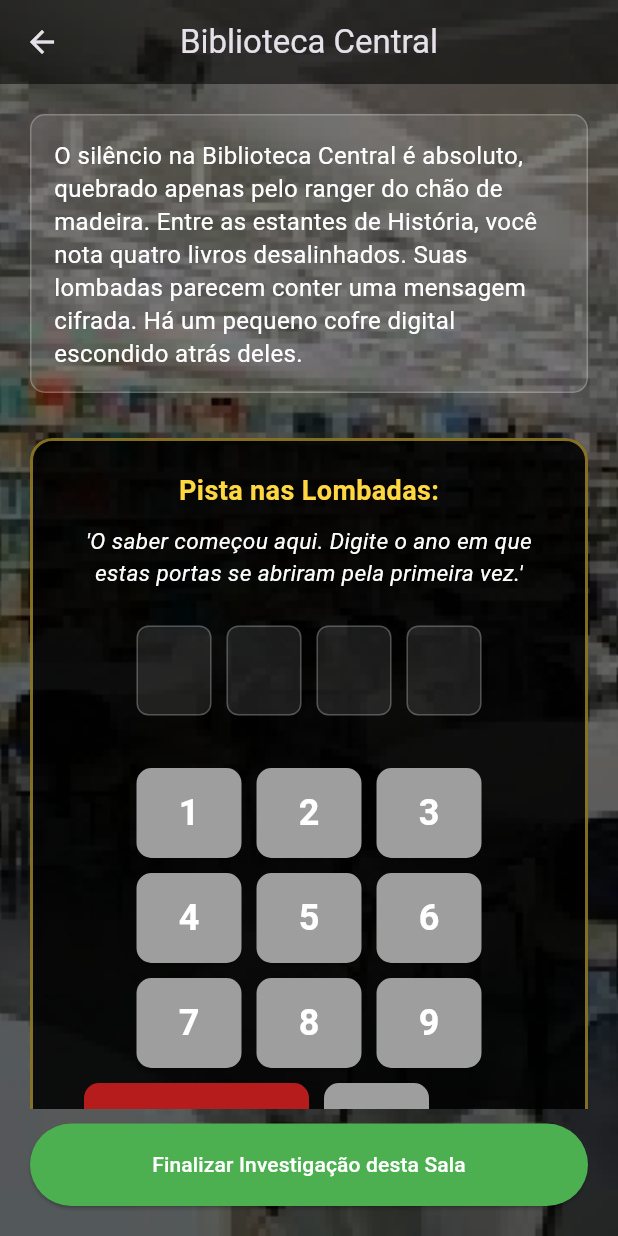
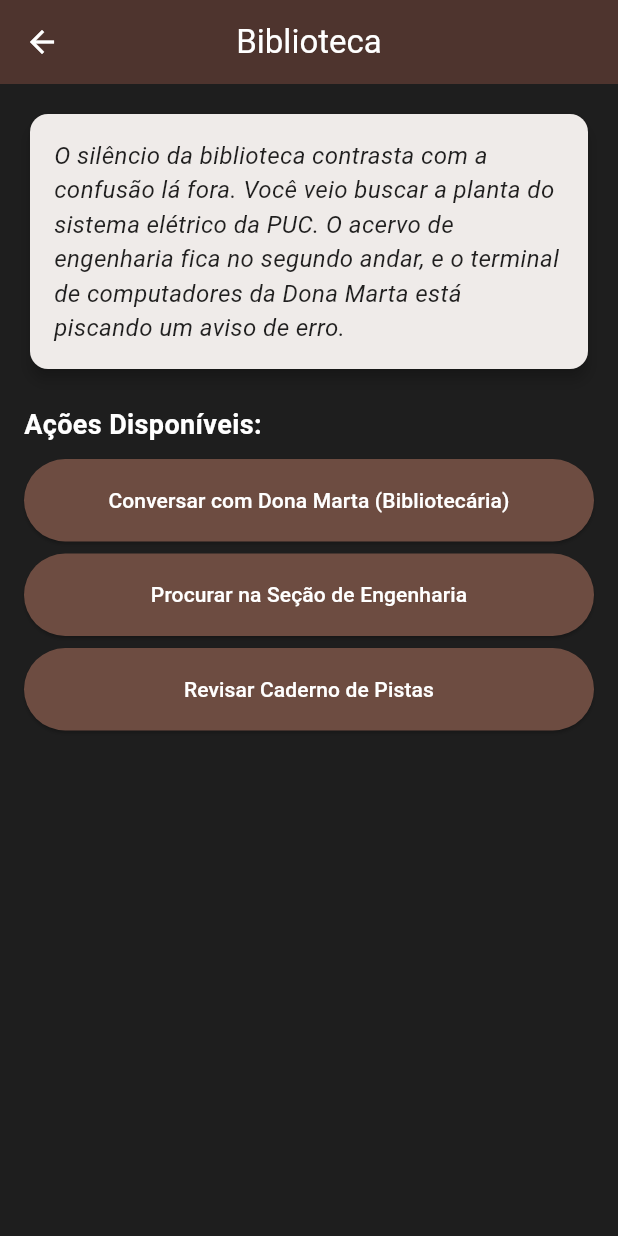
Before and after one commit to PedroMarchetti-git/Projeto_Integrador_III, a Flutter app: the BibliotecaScreen screen opened directly, on a phone screen of 412 x 824 dp. Run offline on Flutter 3.47's test engine with Material 3 defaults, Android fonts, the phone set to English and light mode, and no system bars; our stand-ins replace cloud_firestore, firebase_auth, firebase_core, firebase_database, geolocator; accounts and stored records are empty.

Commit message:
fix: update raioMetros values in ambientes_mock.dart and enhance feedback in game_state.dart and biblioteca_screen.dart

```diff
--- a/lib/data/ambientes_mock.dart
+++ b/lib/data/ambientes_mock.dart
@@ -8,7 +8,7 @@ final List<Ambiente> ambientes = [
     descricao: "Local onde o apagão começou.",
     latitude: -22.832833,
     longitude: -47.052566,
-    raioMetros: 30,
+    raioMetros: 60,
     desbloqueado: false,
   ),
 
@@ -18,7 +18,7 @@ final List<Ambiente> ambientes = [
     descricao: "Lugar silencioso, onde a bibliotecária trabalha.",
     latitude: -22.833897,
     longitude: -47.051852,
-    raioMetros: 30,
+    raioMetros: 40,
     desbloqueado: false,
   ),
 
@@ -28,7 +28,7 @@ final List<Ambiente> ambientes = [
     descricao: "Lugar geralmente cheio, onde as conversas se espalham.",
     latitude: -22.833096,
     longitude:  -47.052297,
-    raioMetros: 50,
+    raioMetros: 60,
     desbloqueado: false,
   ),
 
@@ -38,7 +38,7 @@ final List<Ambiente> ambientes = [
     descricao: "Algo de estranho aconteceu aqui, dizem que o professor de história viu algo suspeito.",
     latitude:  -22.833763,
     longitude: -47.051906,
-    raioMetros: 30,
+    raioMetros: 40,
     desbloqueado: false,
   ),
 
@@ -48,7 +48,7 @@ final List<Ambiente> ambientes = [
     descricao: "Deve ter algum aparelho que possa ter causado o apagão, ou alguém que tenha visto algo.",
     latitude: -22.832446,
     longitude: -47.051259,
-    raioMetros: 50,
+    raioMetros: 60,
     desbloqueado: false,
   )
 ];
--- a/lib/screens/investigation/biblioteca_screen.dart
+++ b/lib/screens/investigation/biblioteca_screen.dart
@@ -10,130 +10,120 @@ class BibliotecaScreen extends StatefulWidget {
 }
 
 class _BibliotecaScreenState extends State<BibliotecaScreen> {
-  // Variáveis do Minigame
-  final String _codigoCorreto = "1968"; // Ex: Ano de fundação da PUC Campinas
-  String _codigoDigitado = "";
-  bool _feedbackVisivel = false;
-  bool _progressoSalvo = false;
+  String currentDialogue = "";
+
+  // Variável para controlar se o minigame já foi vencido
+  bool terminalDesbloqueado = false;
 
   @override
   void initState() {
     super.initState();
-    // Registra que o jogador visitou a biblioteca
     WidgetsBinding.instance.addPostFrameCallback((_) {
-      Provider.of<GameState>(context, listen: false).visitLocation('biblioteca');
+      _initializeLocation();
     });
   }
 
-  // Função para lidar com a digitação dos números
-  void _addNumero(String numero) {
-    if (_codigoDigitado.length < 4) {
-      setState(() {
-        _codigoDigitado += numero;
-        _feedbackVisivel = false; // Esconde feedback de erro anterior
-      });
-    }
-
-    // Se completou 4 dígitos, verifica automaticamente
-    if (_codigoDigitado.length == 4) {
-      _verificarCodigo();
-    }
-  }
-
-  void _limpar() {
+  void _initializeLocation() {
+    final gameState = Provider.of<GameState>(context, listen: false);
+    gameState.visitLocation('biblioteca');
     setState(() {
-      _codigoDigitado = "";
-      _feedbackVisivel = false;
+      currentDialogue = _getInitialDescription();
     });
   }
 
-  void _verificarCodigo() {
-    final gameState = Provider.of<GameState>(context, listen: false);
-
-    if (_codigoDigitado == _codigoCorreto) {
-      // SUCESSO!
-      setState(() {
-        _progressoSalvo = true;
-      });
-
-      // Adiciona a pista no GameState
-      gameState.addClue("Documento secreto encontrado na Biblioteca (Código 1968)");
-      gameState.completeInteraction('biblioteca_puzzle_resolvido');
-
-      // Opcional: Dar um token ou desbloquear o próximo ambiente aqui
-      // gameState.desbloquearAmbiente();
-    } else {
-      // ERRO
-      setState(() {
-        _feedbackVisivel = true;
-        // Opcional: Limpar automaticamente após erro
-        Future.delayed(const Duration(seconds: 1), () => _limpar());
-      });
-    }
+  // === REGRA PARA O BOTÃO VERDE APARECER (Agora exige o vídeo das câmeras) ===
+  bool _todasPistasColetadas(GameState gameState) {
+    return gameState.allClues.contains("Relato da Bibliotecária") &&
+           gameState.allClues.contains("Página do mapa elétrico roubada") &&
+           gameState.allClues.contains("Vídeo das câmeras: Recibo da Praça");
   }
 
   @override
   Widget build(BuildContext context) {
+    final gameState = context.watch<GameState>();
+    final actions = _getAvailableActions(gameState);
+
     return Scaffold(
-      // Mantemos o Scaffold com fundo preto para o caso da imagem demorar a carregar
-      backgroundColor: const Color(0xFF121212),
       appBar: AppBar(
-        title: const Text("Biblioteca Central"),
-        backgroundColor: Colors.black54,
-        elevation: 0,
+        title: const Text("Biblioteca"),
+        backgroundColor: Colors.brown.shade800,
+        foregroundColor: Colors.white,
       ),
-      // O Scaffold estende o corpo para trás da AppBar para evitar cortes
-      extendBodyBehindAppBar: true,
       body: Stack(
         children: [
-          // 1. IMAGEM DE FUNDO - Ocupa 100% da tela do aparelho
-          Positioned.fill(
-            child: Image.asset(
-              "assets/images/biblioteca.png",
-              fit: BoxFit.cover, // Corta e estica proporcionalmente para cobrir tudo
-            ),
-          ),
-
-          // 2. MÁSCARA ESCURA - Também cobre 100% da tela para manter o contraste
-          Positioned.fill(
-            child: Container(
-              color: Colors.black.withOpacity(0.55), // Escurece um pouco mais para dar leitura
-            ),
-          ),
-
-          // 3. CONTEÚDO NARRATIVO E MINIGAME
+          Container(color: const Color(0xFF1E1E1E)),
           SafeArea(
             child: Padding(
-              padding: const EdgeInsets.all(20.0),
+              padding: const EdgeInsets.all(16),
               child: Column(
                 crossAxisAlignment: CrossAxisAlignment.stretch,
                 children: [
-                  // Texto Narrativo
-                  _buildNarrativeText(),
+                  Card(
+                    color: Colors.brown.shade50,
+                    elevation: 4,
+                    shape: RoundedRectangleBorder(borderRadius: BorderRadius.circular(12)),
+                    child: Padding(
+                      padding: const EdgeInsets.all(16.0),
+                      child: Text(
+                        currentDialogue,
+                        style: const TextStyle(
+                          color: Colors.black87,
+                          fontSize: 16,
+                          fontStyle: FontStyle.italic,
+                        ),
+                      ),
+                    ),
+                  ),
 
-                  const SizedBox(height: 30),
+                  const SizedBox(height: 20),
+                  const Text("Ações Disponíveis:", style: TextStyle(color: Colors.white, fontSize: 18, fontWeight: FontWeight.bold)),
+                  const SizedBox(height: 10),
 
-                  // O MINIGAME OU TELA DE SUCESSO
-                  _progressoSalvo
-                    ? _buildSucessoWidget()
-                    : Expanded(child: SingleChildScrollView(child: _buildPuzzleWidget())),
+                  Expanded(
+                    child: ListView.builder(
+                      itemCount: actions.length,
+                      itemBuilder: (_, index) {
+                        final action = actions[index];
+
+                        return Padding(
+                          padding: const EdgeInsets.only(bottom: 8.0),
+                          child: ElevatedButton(
+                            style: ElevatedButton.styleFrom(
+                              backgroundColor: action.contains("Terminal") ? Colors.blue.shade800 : Colors.brown.shade600,
+                              foregroundColor: Colors.white,
+                              padding: const EdgeInsets.symmetric(vertical: 14),
+                            ),
+                            onPressed: () => _handleAction(action),
+                            child: Text(action, textAlign: TextAlign.center),
+                          ),
+                        );
+                      },
+                    ),
+                  ),
 
                   const SizedBox(height: 10),
-                  // BOTÃO DE TESTE
-                  ElevatedButton(
-                    style: ElevatedButton.styleFrom(
-                      backgroundColor: Colors.green,
-                      padding: const EdgeInsets.symmetric(vertical: 15, horizontal: 20),
+
+                  if (_todasPistasColetadas(gameState))
+                    Container(
+                      padding: const EdgeInsets.all(12),
+                      decoration: BoxDecoration(color: Colors.green.shade50, border: Border.all(color: Colors.green.shade700, width: 2), borderRadius: BorderRadius.circular(8)),
+                      child: Column(
+                        children: [
+                          const Text('✨ Pista Crucial Encontrada! ✨', style: TextStyle(fontSize: 18, fontWeight: FontWeight.bold, color: Colors.green)),
+                          const SizedBox(height: 8),
+                          const Text('As câmeras mostraram o suspeito fugindo. Na pressa, ele deixou cair um recibo da Praça de Alimentação.', textAlign: TextAlign.center, style: TextStyle(color: Colors.black87)),
+                          const SizedBox(height: 12),
+                          ElevatedButton(
+                            style: ElevatedButton.styleFrom(backgroundColor: Colors.green.shade700, foregroundColor: Colors.white, minimumSize: const Size.fromHeight(45)),
+                            onPressed: () {
+                              context.read<GameState>().desbloquearAmbiente();
+                              Navigator.pop(context);
+                            },
+                            child: const Text("Avançar para a Praça de Alimentação"),
+                          ),
+                        ],
+                      ),
                     ),
-                    onPressed: () {
-                      // 1. Avisa o GameState que esta sala foi concluída!
-                      context.read<GameState>().desbloquearAmbiente();
-
-                      // 2. Volta para a lista de ambientes
-                      Navigator.pop(context);
-                    },
-                    child: const Text("Finalizar Investigação desta Sala", style: TextStyle(color: Colors.white)),
-                  ),
                 ],
               ),
             ),
@@ -143,167 +133,195 @@ class _BibliotecaScreenState extends State<BibliotecaScreen> {
     );
   }
 
-  Widget _buildNarrativeText() {
-    return Container(
-      padding: const EdgeInsets.all(15),
-      decoration: BoxDecoration(
-        color: Colors.white.withOpacity(0.1),
-        borderRadius: BorderRadius.circular(10),
-        border: Border.all(color: Colors.white24),
-      ),
-      child: const Text(
-        "O silêncio na Biblioteca Central é absoluto, quebrado apenas pelo ranger do chão de madeira. "
-        "Entre as estantes de História, você nota quatro livros desalinhados. "
-        "Suas lombadas parecem conter uma mensagem cifrada. Há um pequeno cofre digital escondido atrás deles.",
-        style: TextStyle(color: Colors.white, fontSize: 16, height: 1.4),
-      ),
+  String _getInitialDescription() {
+    return "O silêncio da biblioteca contrasta com a confusão lá fora. Você veio buscar a planta do sistema elétrico da PUC. O acervo de engenharia fica no segundo andar, e o terminal de computadores da Dona Marta está piscando um aviso de erro.";
+  }
+
+  List<String> _getAvailableActions(GameState gameState) {
+    List<String> actions = [];
+
+    if (!gameState.isInteractionDone('biblioteca_balcao')) {
+      actions.add("Conversar com Dona Marta (Bibliotecária)");
+    }
+    if (!gameState.isInteractionDone('biblioteca_estante')) {
+      actions.add("Procurar na Seção de Engenharia");
+    }
+    if (gameState.isInteractionDone('biblioteca_estante') && !gameState.isInteractionDone('biblioteca_livro')) {
+      actions.add("Analisar o livro 'Infraestrutura Elétrica'");
+    }
+
+    // O Minigame aparece depois de encontrar o livro rasgado
+    if (gameState.isInteractionDone('biblioteca_livro') && !terminalDesbloqueado) {
+      actions.add("Acessar Terminal de Câmeras (Bloqueado)");
+    }
+
+    actions.add("Revisar Caderno de Pistas");
+    return actions;
+  }
+
+  void _showClueFeedback(String clue) {
+    ScaffoldMessenger.of(context).showSnackBar(
+      SnackBar(content: Text("Nova pista: $clue"), backgroundColor: Colors.amber.shade800, duration: const Duration(seconds: 3)),
     );
   }
 
-  // Estrutura do Puzzle
-  Widget _buildPuzzleWidget() {
-    return Container(
-      padding: const EdgeInsets.all(20),
-      decoration: BoxDecoration(
-        color: Colors.black87,
-        borderRadius: BorderRadius.circular(15),
-        border: Border.all(color: Colors.amberAccent.withOpacity(0.5), width: 2),
-      ),
-      child: Column(
+  void _handleAction(String action) {
+    final gameState = Provider.of<GameState>(context, listen: false);
+
+    setState(() {
+      switch (action) {
+        case "Conversar com Dona Marta (Bibliotecária)":
+          currentDialogue = "Dona Marta ajeita os óculos, nervosa.\n\n'Alguém subiu correndo para o setor de exatas antes do apagão. O sistema do meu computador travou logo depois que ele saiu.'";
+          gameState.completeInteraction('biblioteca_balcao');
+          if (gameState.addClue("Relato da Bibliotecária")) _showClueFeedback("Alguém apressado foi para o setor de exatas.");
+          break;
+
+        case "Procurar na Seção de Engenharia":
+          currentDialogue = "Na prateleira de Engenharia, o volume 4 de 'Infraestrutura do Campus' foi deixado jogado em cima de uma mesa.";
+          gameState.completeInteraction('biblioteca_estante');
+          break;
+
+        case "Analisar o livro 'Infraestrutura Elétrica'":
+          currentDialogue = "A página que continha a planta principal foi arrancada com força!\n\nPrecisamos ver nas câmeras de segurança quem estava sentado aqui. O terminal da biblioteca fica no térreo.";
+          gameState.completeInteraction('biblioteca_livro');
+          if (gameState.addClue("Página do mapa elétrico roubada")) _showClueFeedback("Página roubada");
+          break;
+
+        case "Acessar Terminal de Câmeras (Bloqueado)":
+          // Abre a janela do Minigame!
+          _iniciarMinigameTerminal(gameState);
+          break;
+
+        case "Revisar Caderno de Pistas":
+          currentDialogue = "Você tem ${gameState.allClues.length} pistas coletadas no total. Pensa no que tudo isso significa...";
+          break;
+      }
+    });
+  }
+
+  // =========================================================================
+  // MOTOR DO MINIGAME - JANELA FLUTUANTE
+  // =========================================================================
+  void _iniciarMinigameTerminal(GameState gameState) {
+    showDialog(
+      context: context,
+      barrierDismissible: false, // Impede de fechar clicando fora
+      builder: (BuildContext context) {
+        return MinigameTerminal(
+          onVictory: () {
+            Navigator.of(context).pop(); // Fecha o dialog
+            setState(() {
+              terminalDesbloqueado = true;
+              currentDialogue = "ACESSO CONCEDIDO.\n\nO vídeo da câmera mostra o suspeito rasgando o livro. Ao correr, algo cai do bolso dele. Você vai até a mesa e encontra a pista: um recibo de lanche comprado minutos antes.";
+              if (gameState.addClue("Vídeo das câmeras: Recibo da Praça")) {
+                _showClueFeedback("Vídeo das câmeras: Recibo da Praça");
+              }
+            });
+          },
+        );
+      },
+    );
+  }
+}
+
+// =========================================================================
+// CLASSE DO MINIGAME (Lógica Separada para manter o Clean Code)
+// =========================================================================
+class MinigameTerminal extends StatefulWidget {
+  final VoidCallback onVictory;
+
+  const MinigameTerminal({super.key, required this.onVictory});
+
+  @override
+  State<MinigameTerminal> createState() => _MinigameTerminalState();
+}
+
+class _MinigameTerminalState extends State<MinigameTerminal> {
+  // A ordem correta exigida (Índices dos botões)
+  // Portas: 21, 80, 443, 8080 -> Posições na lista: 2, 0, 3, 1
+  final List<int> sequenciaCorreta = [2, 0, 3, 1];
+  List<int> sequenciaDoJogador = [];
+  bool erro = false;
+
+  final List<String> botoes = ["Porta 80", "Porta 8080", "Porta 21", "Porta 443"];
+
+  void _pressionarBotao(int index) {
+    setState(() {
+      erro = false;
+      // Adiciona o botão na sequência se ele já não foi apertado
+      if (!sequenciaDoJogador.contains(index)) {
+        sequenciaDoJogador.add(index);
+
+        // Verifica a vitória
+        if (sequenciaDoJogador.length == sequenciaCorreta.length) {
+          bool venceu = true;
+          for (int i = 0; i < sequenciaCorreta.length; i++) {
+            if (sequenciaDoJogador[i] != sequenciaCorreta[i]) {
+              venceu = false;
+              break;
+            }
+          }
+
+          if (venceu) {
+            widget.onVictory();
+          } else {
+            // Se errou, mostra feedback visual e reseta
+            erro = true;
+            sequenciaDoJogador.clear();
+          }
+        }
+      }
+    });
+  }
+
+  @override
+  Widget build(BuildContext context) {
+    return AlertDialog(
+      backgroundColor: Colors.blueGrey.shade900,
+      title: const Text("Bypass de Segurança", style: TextStyle(color: Colors.greenAccent, fontFamily: 'Courier')),
+      content: Column(
+        mainAxisSize: MainAxisSize.min,
         children: [
           const Text(
-            "Pista nas Lombadas:",
-            style: TextStyle(color: Colors.amberAccent, fontWeight: FontWeight.bold, fontSize: 18),
+            "O terminal foi travado pelo suspeito.\nPara acessar o log de câmeras, reconecte as portas de rede em ORDEM CRESCENTE.",
+            style: TextStyle(color: Colors.white70),
           ),
-          const SizedBox(height: 10),
-          const Text(
-            "'O saber começou aqui. Digite o ano em que estas portas se abriram pela primeira vez.'",
-            textAlign: TextAlign.center,
-            style: TextStyle(color: Colors.white, fontSize: 15, fontStyle: FontStyle.italic),
-          ),
-          const SizedBox(height: 25),
-
-          // Display do Código
-          _buildCodeDisplay(),
-
+          const SizedBox(height: 20),
+          if (erro)
+            const Text("SEQUÊNCIA INVÁLIDA. SISTEMA REINICIADO.", style: TextStyle(color: Colors.redAccent, fontWeight: FontWeight.bold)),
           const SizedBox(height: 10),
 
-          // Feedback de erro
-          if (_feedbackVisivel)
-            const Text("Código Incorreto!", style: TextStyle(color: Colors.redAccent, fontWeight: FontWeight.bold)),
+          // Geração dos botões do minigame
+          Wrap(
+            spacing: 10,
+            runSpacing: 10,
+            alignment: WrapAlignment.center,
+            children: List.generate(botoes.length, (index) {
+              bool pressionado = sequenciaDoJogador.contains(index);
+              return ElevatedButton(
+                style: ElevatedButton.styleFrom(
+                  backgroundColor: pressionado ? Colors.green : Colors.blueGrey.shade700,
+                  foregroundColor: Colors.white,
+                ),
+                onPressed: pressionado ? null : () => _pressionarBotao(index),
+                child: Text(botoes[index]),
+              );
+            }),
+          ),
 
           const SizedBox(height: 20),
-
-          // Teclado Numérico
-          _buildNumericKeyboard(),
+          Text(
+            "Conexões estabelecidas: ${sequenciaDoJogador.length} / ${botoes.length}",
+            style: const TextStyle(color: Colors.greenAccent),
+          )
         ],
       ),
-    );
-  }
-
-  // Visualização dos dígitos
-  Widget _buildCodeDisplay() {
-    return Row(
-      mainAxisAlignment: MainAxisAlignment.center,
-      children: List.generate(4, (index) {
-        String char = "";
-        if (index < _codigoDigitado.length) {
-          char = _codigoDigitado[index];
-        }
-        return Container(
-          width: 50,
-          height: 60,
-          margin: const EdgeInsets.symmetric(horizontal: 5),
-          decoration: BoxDecoration(
-            color: Colors.white10,
-            borderRadius: BorderRadius.circular(8),
-            border: Border.all(color: _feedbackVisivel ? Colors.redAccent : Colors.white24),
-          ),
-          alignment: Alignment.center,
-          child: Text(
-            char,
-            style: const TextStyle(color: Colors.amberAccent, fontSize: 32, fontWeight: FontWeight.bold),
-          ),
-        );
-      }),
-    );
-  }
-
-  // Teclado Numérico (Bões de 0 a 9 e Limpar)
-  Widget _buildNumericKeyboard() {
-    return Column(
-      children: [
-        for (var row in [
-          [1, 2, 3],
-          [4, 5, 6],
-          [7, 8, 9],
-        ])
-          Row(
-            mainAxisAlignment: MainAxisAlignment.center,
-            children: row.map((n) => _buildKeyButton(n.toString())).toList(),
-          ),
-        Row(
-          mainAxisAlignment: MainAxisAlignment.center,
-          children: [
-            _buildKeyButton("Limpar", isSpecial: true),
-            _buildKeyButton("0"),
-            // Botão vazio para alinhar
-            const SizedBox(width: 70),
-          ],
+      actions: [
+        TextButton(
+          onPressed: () => Navigator.of(context).pop(), // Botão de desistir/voltar
+          child: const Text("Abortar", style: TextStyle(color: Colors.redAccent)),
         )
       ],
     );
   }
-
-  Widget _buildKeyButton(String label, {bool isSpecial = false}) {
-    return Container(
-      width: isSpecial ? 150 : 70,
-      height: 60,
-      margin: const EdgeInsets.all(5),
-      child: ElevatedButton(
-        style: ElevatedButton.styleFrom(
-          backgroundColor: isSpecial ? Colors.red.shade900 : Colors.grey,
-          foregroundColor: Colors.white,
-          shape: RoundedRectangleBorder(borderRadius: BorderRadius.circular(10)),
-        ),
-        onPressed: () {
-          if (isSpecial) {
-            _limpar();
-          } else {
-            _addNumero(label);
-          }
-        },
-        child: Text(label, style: TextStyle(fontSize: isSpecial ? 16 : 24, fontWeight: FontWeight.bold)),
-      ),
-    );
-  }
-
-  // Tela de Sucesso após resolver
-  Widget _buildSucessoWidget() {
-    return Container(
-      padding: const EdgeInsets.all(20),
-      decoration: BoxDecoration(
-        color: Colors.green.withOpacity(0.2),
-        borderRadius: BorderRadius.circular(15),
-        border: Border.all(color: Colors.greenAccent, width: 2),
-      ),
-      child: const Column(
-        children: [
-          Icon(Icons.check_circle_outline, color: Colors.greenAccent, size: 60),
-          SizedBox(height: 15),
-          Text(
-            "Cofre Aberto!",
-            style: TextStyle(color: Colors.greenAccent, fontWeight: FontWeight.bold, fontSize: 22),
-          ),
-          SizedBox(height: 10),
-          Text(
-            "Você encontrou um documento antigo sobre o sistema elétrico da PUC. "
-            "Uma nova pista foi adicionada ao seu inventário.",
-            textAlign: TextAlign.center,
-            style: TextStyle(color: Colors.white, fontSize: 16),
-          ),
-        ],
-      ),
-    );
-  }
 }
```
Also changed, not shown: lib/models/game_state.dart (+15 -4 lines), lib/screens/investigation/ambientes_screen.dart (+3 -4 lines).
